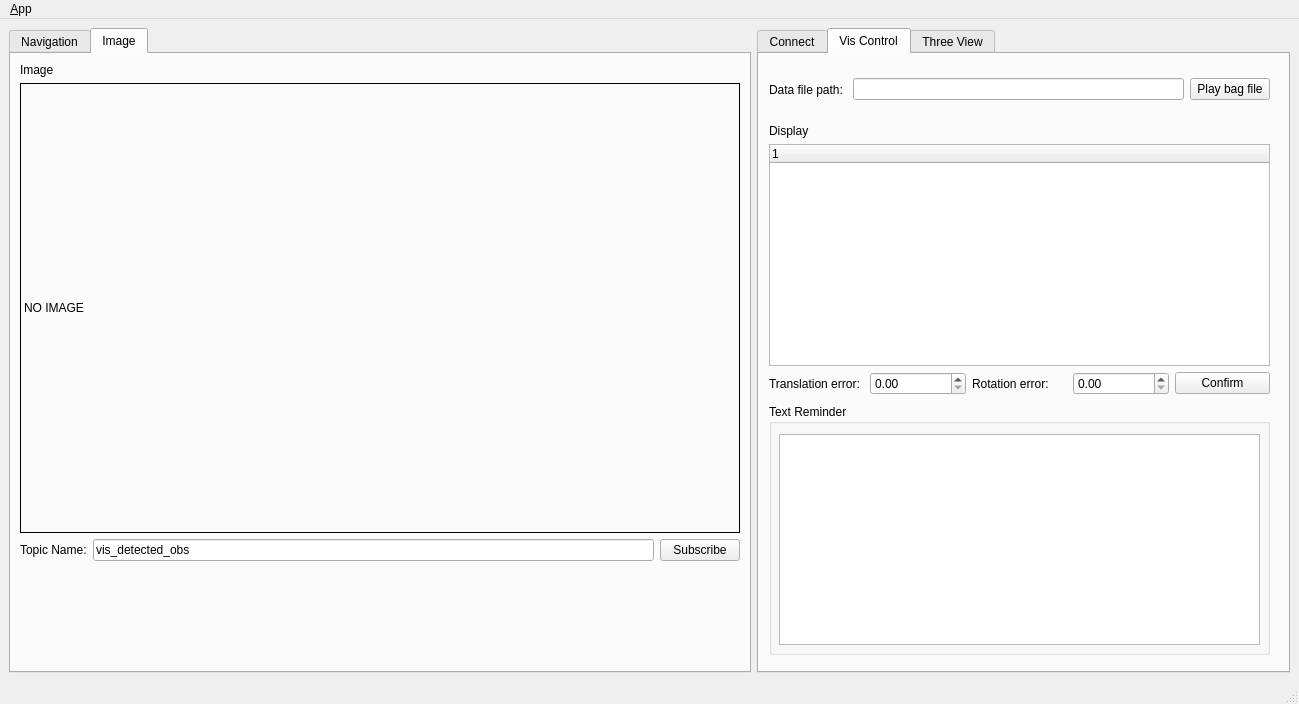
First picture: the form in catkin_qt/src/ros_qt_demo/ui/main_window.ui, repository Lalalalachen/ros_gui, before the edit.
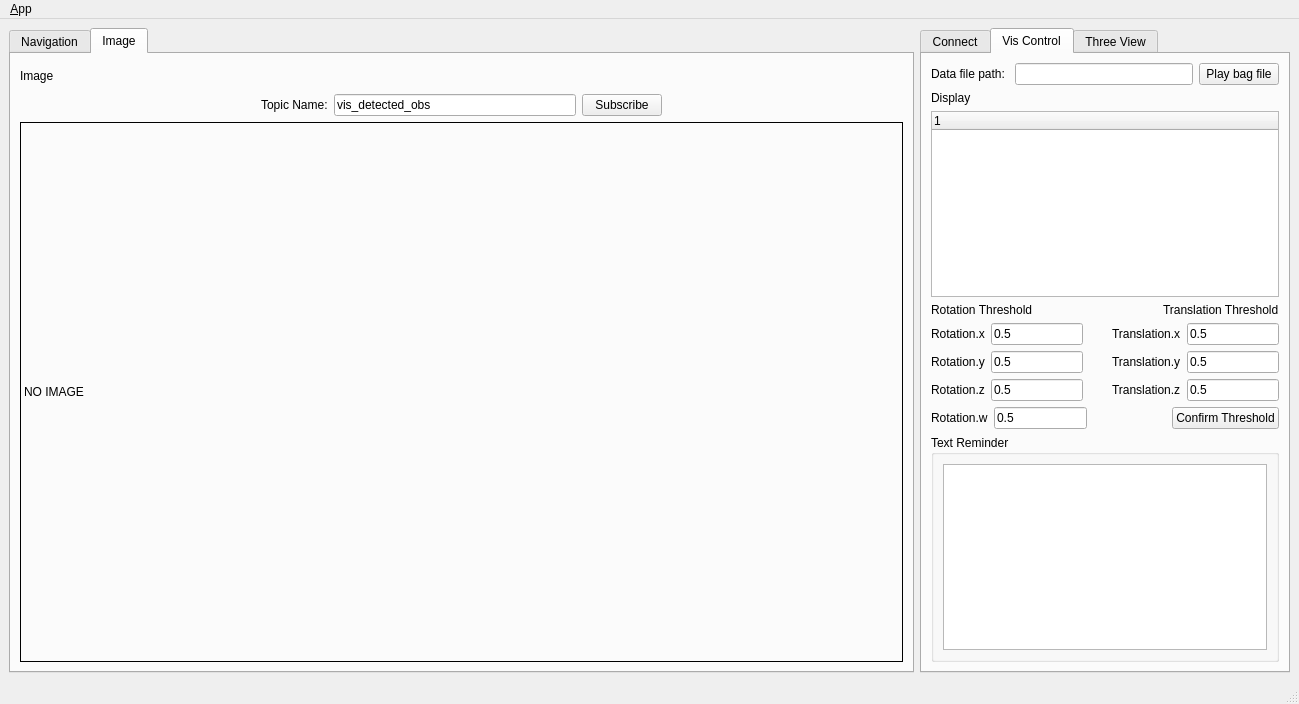
Second picture: the form after the edit. The open tabs and pages were chosen to show the change. Icons and pictures are not drawn.

```diff
--- a/catkin_qt/src/ros_qt_demo/ui/main_window.ui
+++ b/catkin_qt/src/ros_qt_demo/ui/main_window.ui
@@ -53,38 +53,32 @@
        <layout class="QVBoxLayout" name="verticalLayout">
         <item>
          <widget class="QLabel" name="label_6">
+          <property name="maximumSize">
+           <size>
+            <width>16777215</width>
+            <height>25</height>
+           </size>
+          </property>
           <property name="text">
            <string>Image</string>
           </property>
          </widget>
         </item>
-        <item>
-         <widget class="QLabel" name="label_image">
-          <property name="enabled">
-           <bool>true</bool>
-          </property>
-          <property name="minimumSize">
-           <size>
-            <width>720</width>
-            <height>450</height>
-           </size>
-          </property>
-          <property name="maximumSize">
-           <size>
-            <width>720</width>
-            <height>450</height>
-           </size>
-          </property>
-          <property name="styleSheet">
-           <string notr="true">border: 1px solid black</string>
-          </property>
-          <property name="text">
-           <string>NO IMAGE</string>
-          </property>
-         </widget>
-        </item>
         <item>
          <layout class="QHBoxLayout" name="horizontalLayout_6">
+          <item>
+           <spacer name="horizontalSpacer_6">
+            <property name="orientation">
+             <enum>Qt::Horizontal</enum>
+            </property>
+            <property name="sizeHint" stdset="0">
+             <size>
+              <width>40</width>
+              <height>20</height>
+             </size>
+            </property>
+           </spacer>
+          </item>
           <item>
            <widget class="QLabel" name="label_5">
             <property name="text">
@@ -106,20 +100,45 @@
             </property>
            </widget>
           </item>
-         </layout>
-        </item>
         <item>
-         <spacer name="verticalSpacer">
+           <spacer name="horizontalSpacer">
           <property name="orientation">
-           <enum>Qt::Vertical</enum>
+             <enum>Qt::Horizontal</enum>
           </property>
           <property name="sizeHint" stdset="0">
            <size>
-            <width>20</width>
-            <height>40</height>
+              <width>40</width>
+              <height>20</height>
            </size>
           </property>
          </spacer>
+          </item>
+         </layout>
+        </item>
+        <item>
+         <widget class="QLabel" name="label_image">
+          <property name="enabled">
+           <bool>true</bool>
+          </property>
+          <property name="minimumSize">
+           <size>
+            <width>720</width>
+            <height>450</height>
+           </size>
+          </property>
+          <property name="maximumSize">
+           <size>
+            <width>16777215</width>
+            <height>16777215</height>
+           </size>
+          </property>
+          <property name="styleSheet">
+           <string notr="true">border: 1px solid black</string>
+          </property>
+          <property name="text">
+           <string>NO IMAGE</string>
+          </property>
+         </widget>
         </item>
        </layout>
       </widget>
@@ -129,38 +148,54 @@
      <widget class="QTabWidget" name="controlpannel">
       <property name="maximumSize">
        <size>
-        <width>16777215</width>
+        <width>370</width>
         <height>16777215</height>
        </size>
       </property>
       <property name="currentIndex">
-       <number>1</number>
+       <number>0</number>
       </property>
       <widget class="QWidget" name="tab">
        <attribute name="title">
         <string>Connect</string>
        </attribute>
+       <layout class="QVBoxLayout" name="verticalLayout_7">
+        <item>
+         <widget class="QGroupBox" name="groupBox_3">
+          <property name="title">
+           <string>Ros Master</string>
+          </property>
+          <layout class="QHBoxLayout" name="horizontalLayout_3">
+           <item>
+            <widget class="QPushButton" name="pushButton_roscore">
+             <property name="text">
+              <string>Start Master</string>
+             </property>
+            </widget>
+           </item>
+           <item>
+            <widget class="QPushButton" name="pushButton_exit_roscore">
+             <property name="text">
+              <string>Exit Master</string>
+             </property>
+            </widget>
+           </item>
+          </layout>
+         </widget>
+        </item>
+        <item>
        <widget class="QGroupBox" name="groupBox">
-        <property name="geometry">
-         <rect>
-          <x>40</x>
-          <y>110</y>
-          <width>411</width>
-          <height>341</height>
-         </rect>
+          <property name="minimumSize">
+           <size>
+            <width>0</width>
+            <height>280</height>
+           </size>
         </property>
         <property name="title">
          <string>Connect Ros Master</string>
         </property>
-        <widget class="QWidget" name="layoutWidget">
-         <property name="geometry">
-          <rect>
-           <x>10</x>
-           <y>30</y>
-           <width>391</width>
-           <height>301</height>
-          </rect>
-         </property>
+          <layout class="QVBoxLayout" name="verticalLayout_8">
+           <item>
          <layout class="QVBoxLayout" name="verticalLayout_3">
           <item>
            <widget class="QLabel" name="label">
@@ -285,17 +320,12 @@
            </layout>
           </item>
          </layout>
-        </widget>
-       </widget>
+           </item>
+          </layout>
+         </widget>
+        </item>
+        <item>
        <widget class="QGroupBox" name="groupBox_12">
-        <property name="geometry">
-         <rect>
-          <x>40</x>
-          <y>460</y>
-          <width>421</width>
-          <height>141</height>
-         </rect>
-        </property>
         <property name="sizePolicy">
          <sizepolicy hsizetype="MinimumExpanding" vsizetype="Preferred">
           <horstretch>0</horstretch>
@@ -306,57 +336,38 @@
          <string>Logging</string>
         </property>
         <layout class="QHBoxLayout" name="horizontalLayout_2">
-         <item>
-          <widget class="QTextEdit" name="textEdit_roscore_output"/>
-         </item>
          <item>
           <widget class="QListView" name="view_logging"/>
          </item>
         </layout>
        </widget>
-       <widget class="QGroupBox" name="groupBox_3">
-        <property name="geometry">
-         <rect>
-          <x>40</x>
-          <y>30</y>
-          <width>411</width>
-          <height>69</height>
-         </rect>
+        </item>
+        <item>
+         <widget class="QGroupBox" name="groupBox_2">
+          <property name="minimumSize">
+           <size>
+            <width>0</width>
+            <height>110</height>
+           </size>
         </property>
         <property name="title">
-         <string>Ros Master</string>
-        </property>
-        <layout class="QHBoxLayout" name="horizontalLayout_3">
+           <string>Master Feedback</string>
+          </property>
+          <layout class="QVBoxLayout" name="verticalLayout_10">
          <item>
-          <widget class="QPushButton" name="pushButton_roscore">
-           <property name="text">
-            <string>Start Master</string>
-           </property>
-          </widget>
-         </item>
-         <item>
-          <widget class="QPushButton" name="pushButton_exit_roscore">
-           <property name="text">
-            <string>Exit Master</string>
-           </property>
+            <widget class="QTextEdit" name="textEdit_roscore_output"/>
+           </item>
+          </layout>
           </widget>
          </item>
         </layout>
-       </widget>
       </widget>
       <widget class="QWidget" name="tab_2">
        <attribute name="title">
         <string>Vis Control</string>
        </attribute>
-       <widget class="QWidget" name="horizontalLayoutWidget">
-        <property name="geometry">
-         <rect>
-          <x>10</x>
-          <y>10</y>
-          <width>501</width>
-          <height>51</height>
-         </rect>
-        </property>
+       <layout class="QVBoxLayout" name="verticalLayout_6">
+        <item>
         <layout class="QHBoxLayout" name="horizontalLayout_8">
          <item>
           <widget class="QLabel" name="label_7">
@@ -376,16 +387,8 @@
           </widget>
          </item>
         </layout>
-       </widget>
-       <widget class="QWidget" name="verticalLayoutWidget">
-        <property name="geometry">
-         <rect>
-          <x>10</x>
-          <y>70</y>
-          <width>501</width>
-          <height>271</height>
-         </rect>
-        </property>
+        </item>
+        <item>
         <layout class="QVBoxLayout" name="verticalLayout_2">
          <item>
           <widget class="QLabel" name="label_4">
@@ -410,67 +413,225 @@
           </widget>
          </item>
          <item>
-          <layout class="QHBoxLayout" name="horizontalLayout_7">
+           <layout class="QVBoxLayout" name="verticalLayout_9">
            <item>
-            <widget class="QLabel" name="label_8">
+             <layout class="QHBoxLayout" name="horizontalLayout_18">
+              <item>
+               <widget class="QLabel" name="label_19">
              <property name="text">
-              <string>Translation error: </string>
+                 <string>Rotation Threshold                                       </string>
              </property>
             </widget>
            </item>
            <item>
-            <widget class="QDoubleSpinBox" name="doubleSpinBox_t"/>
-           </item>
+               <widget class="QLabel" name="label_20">
+                <property name="text">
+                 <string>Translation Threshold</string>
+                </property>
+               </widget>
+              </item>
+             </layout>
+            </item>
            <item>
-            <widget class="QLabel" name="label_9">
+             <layout class="QHBoxLayout" name="horizontalLayout_19">
+              <item>
+               <widget class="QLabel" name="label_21">
              <property name="text">
-              <string>Rotation error: </string>
+                 <string>Rotation.x</string>
              </property>
             </widget>
            </item>
            <item>
-            <widget class="QDoubleSpinBox" name="doubleSpinBox_r"/>
+               <widget class="QLineEdit" name="lineEdit_rx">
+                <property name="text">
+                 <string>0.5</string>
+                </property>
+               </widget>
            </item>
            <item>
-            <widget class="QPushButton" name="pushButton">
+               <spacer name="horizontalSpacer_3">
+                <property name="orientation">
+                 <enum>Qt::Horizontal</enum>
+                </property>
+                <property name="sizeHint" stdset="0">
+                 <size>
+                  <width>40</width>
+                  <height>20</height>
+                 </size>
+                </property>
+               </spacer>
+              </item>
+              <item>
+               <widget class="QLabel" name="label_22">
              <property name="text">
-              <string>Confirm</string>
+                 <string>Translation.x</string>
              </property>
             </widget>
            </item>
-          </layout>
-         </item>
-        </layout>
-       </widget>
-       <widget class="QWidget" name="verticalLayoutWidget_2">
-        <property name="geometry">
-         <rect>
-          <x>10</x>
-          <y>350</y>
-          <width>501</width>
-          <height>251</height>
-         </rect>
-        </property>
+              <item>
+               <widget class="QLineEdit" name="lineEdit_tx">
+                <property name="text">
+                 <string>0.5</string>
+                </property>
+               </widget>
+              </item>
+             </layout>
+            </item>
+            <item>
+             <layout class="QHBoxLayout" name="horizontalLayout_20">
+              <item>
+               <widget class="QLabel" name="label_23">
+                <property name="text">
+                 <string>Rotation.y</string>
+                </property>
+               </widget>
+              </item>
+              <item>
+               <widget class="QLineEdit" name="lineEdit_ry">
+                <property name="text">
+                 <string>0.5</string>
+                </property>
+               </widget>
+              </item>
+              <item>
+               <spacer name="horizontalSpacer_4">
+                <property name="orientation">
+                 <enum>Qt::Horizontal</enum>
+                </property>
+                <property name="sizeHint" stdset="0">
+                 <size>
+                  <width>40</width>
+                  <height>20</height>
+                 </size>
+                </property>
+               </spacer>
+              </item>
+              <item>
+               <widget class="QLabel" name="label_24">
+                <property name="text">
+                 <string>Translation.y</string>
+                </property>
+               </widget>
+              </item>
+              <item>
+               <widget class="QLineEdit" name="lineEdit_ty">
+                <property name="text">
+                 <string>0.5</string>
+                </property>
+               </widget>
+              </item>
+             </layout>
+            </item>
+            <item>
+             <layout class="QHBoxLayout" name="horizontalLayout_21">
+              <item>
+               <widget class="QLabel" name="label_25">
+                <property name="text">
+                 <string>Rotation.z</string>
+                </property>
+               </widget>
+              </item>
+              <item>
+               <widget class="QLineEdit" name="lineEdit_rz">
+                <property name="text">
+                 <string>0.5</string>
+                </property>
+               </widget>
+              </item>
+              <item>
+               <spacer name="horizontalSpacer_5">
+                <property name="orientation">
+                 <enum>Qt::Horizontal</enum>
+                </property>
+                <property name="sizeHint" stdset="0">
+                 <size>
+                  <width>40</width>
+                  <height>20</height>
+                 </size>
+                </property>
+               </spacer>
+              </item>
+              <item>
+               <widget class="QLabel" name="label_26">
+                <property name="text">
+                 <string>Translation.z</string>
+                </property>
+               </widget>
+              </item>
+              <item>
+               <widget class="QLineEdit" name="lineEdit_tz">
+                <property name="text">
+                 <string>0.5</string>
+                </property>
+               </widget>
+              </item>
+             </layout>
+            </item>
+            <item>
+             <layout class="QHBoxLayout" name="horizontalLayout_22">
+              <item>
+               <widget class="QLabel" name="label_27">
+                <property name="text">
+                 <string>Rotation.w</string>
+                </property>
+               </widget>
+              </item>
+              <item>
+               <widget class="QLineEdit" name="lineEdit_rw">
+                <property name="text">
+                 <string>0.5</string>
+                </property>
+               </widget>
+              </item>
+              <item>
+               <spacer name="horizontalSpacer_2">
+                <property name="orientation">
+                 <enum>Qt::Horizontal</enum>
+                </property>
+                <property name="sizeHint" stdset="0">
+                 <size>
+                  <width>93</width>
+                  <height>20</height>
+                 </size>
+                </property>
+               </spacer>
+              </item>
+              <item>
+               <widget class="QPushButton" name="pushButton_threshold">
+                <property name="text">
+                 <string>Confirm Threshold</string>
+                </property>
+               </widget>
+              </item>
+             </layout>
+            </item>
+           </layout>
+          </item>
+         </layout>
+        </item>
+        <item>
         <layout class="QVBoxLayout" name="verticalLayout_4">
          <item>
           <widget class="QGroupBox" name="groupBox_5">
+            <property name="minimumSize">
+             <size>
+              <width>0</width>
+              <height>220</height>
+             </size>
+            </property>
            <property name="title">
             <string>Text Reminder</string>
            </property>
-           <widget class="QListView" name="listView_tf">
-            <property name="geometry">
-             <rect>
-              <x>10</x>
-              <y>30</y>
-              <width>481</width>
-              <height>211</height>
-             </rect>
-            </property>
-           </widget>
-          </widget>
+            <layout class="QVBoxLayout" name="verticalLayout_11">
+             <item>
+              <widget class="QListView" name="listView_tf"/>
          </item>
         </layout>
        </widget>
+          </item>
+         </layout>
+        </item>
+       </layout>
       </widget>
       <widget class="QWidget" name="tab_4">
        <attribute name="title">
```
Lines whose indentation alone changed are shown as unchanged.
